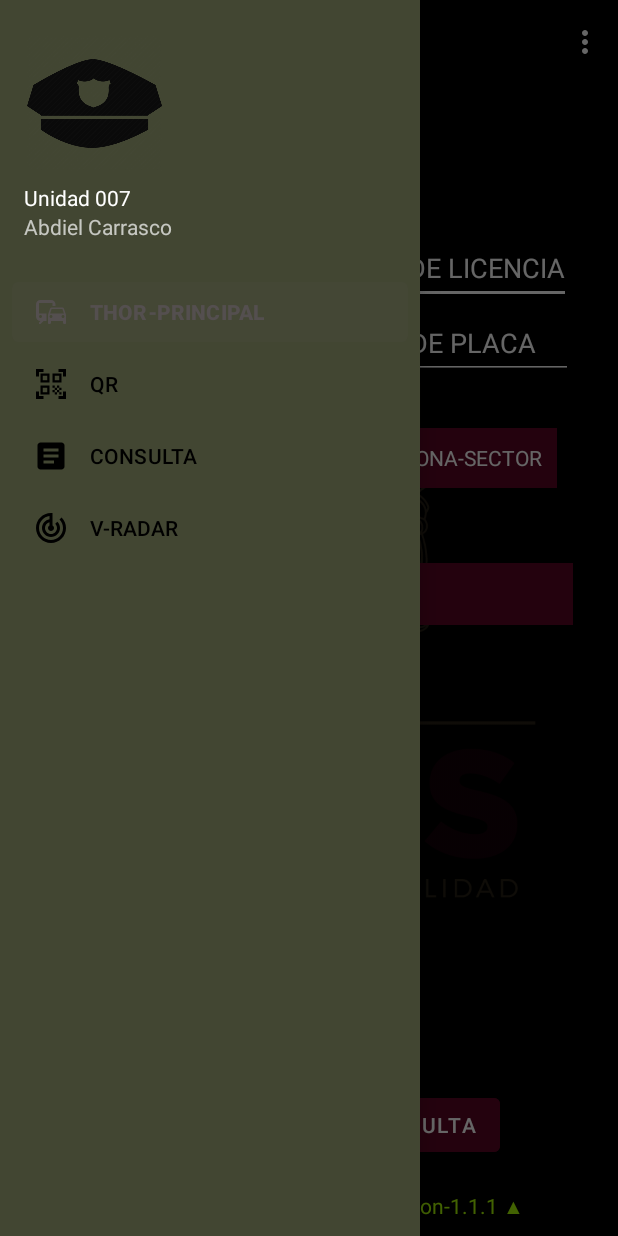
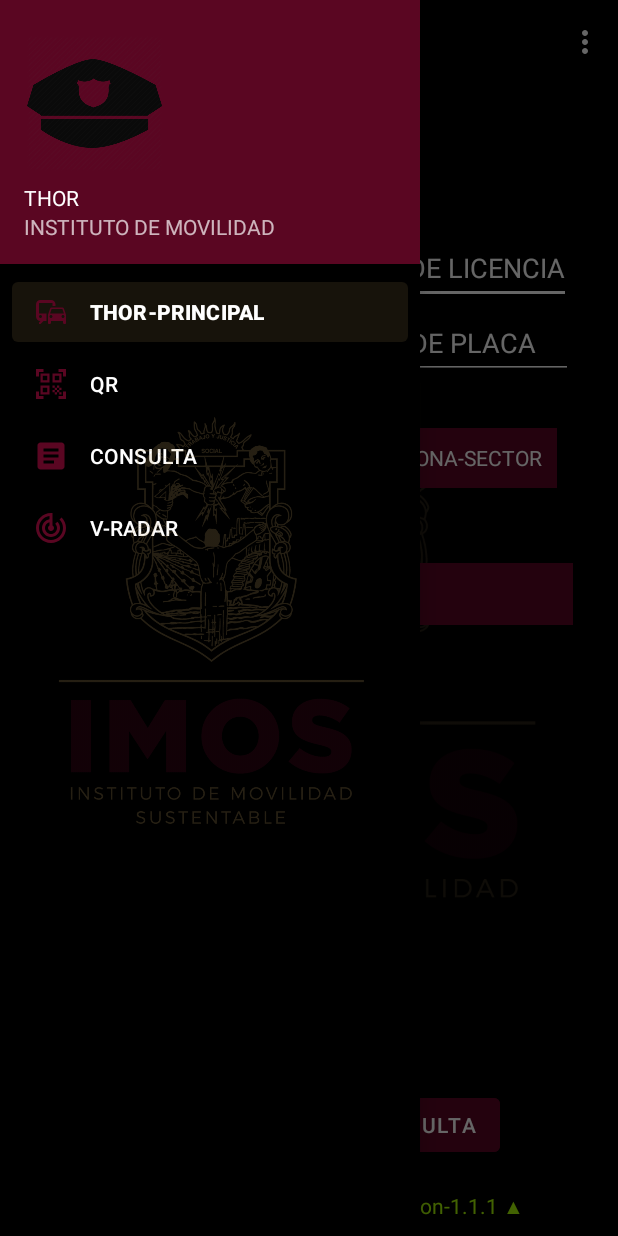
Before and after one commit to t3s30/THOR, an Android app: the Drawer screen opened directly, with no data from a screen before it, with the side drawer open, on a phone screen of 412 x 824 dp. Run offline under Robolectric (Android 15) with nearby library versions, the phone set to English and light mode, and no system bars; our stand-ins replace Volley, navigation-ui; libraries missing offline, so code that uses them is left out: com.google.zxing.integration; network calls fail.

Commit message:
THOR018 - Primera version estable

```diff
--- a/app/src/main/java/app/simov/esparrago/Infracciones.java
+++ b/app/src/main/java/app/simov/esparrago/Infracciones.java
@@ -144,6 +144,7 @@ public class Infracciones extends AppCompatActivity{
     String VENCIMIENTO;
     String NOMBRECOMPLETO;
 
+    String ECONOMICO;
 
     @Override
     protected void onCreate(Bundle savedInstanceState) {
@@ -693,6 +694,7 @@ public class Infracciones extends AppCompatActivity{
                                 tvVigenciaTcInfraccion.setText(VIGENCIA);
                                 Log.d("VIGECNCIA33","Esto es lo que trae la vigencia de transporte publico "+VIGENCIA);
 
+                                ECONOMICO = jsonobject.getString("economico");
 
                             } if(validaEstatus == true){
                                 //Valida si viene de transporte particular.
@@ -865,6 +867,7 @@ public class Infracciones extends AppCompatActivity{
                 Log.d("CUENTA","%%%%%%%%%%%%%%%%%%%%%%%%%%%%%%%%%%%========>"+cuenta);
 
                 params.put("comentarios",comentarios);
+                params.put("numeroEconomico",ECONOMICO);
 
                 return params;
             }
--- a/app/src/main/java/app/simov/esparrago/ui/home/HomeFragment.java
+++ b/app/src/main/java/app/simov/esparrago/ui/home/HomeFragment.java
@@ -47,6 +47,7 @@ import app.simov.esparrago.Infracciones;
 import app.simov.esparrago.R;
 import app.simov.esparrago.WsgobConsulta;
 
+import com.google.android.material.navigation.NavigationView;
 import com.google.zxing.integration.android.IntentIntegrator;
 import com.google.zxing.integration.android.IntentResult;
 
@@ -175,6 +176,9 @@ public class HomeFragment extends Fragment  {
         edtInfraccion5.setVisibility(View.GONE);
         bntQuitar.setVisibility(View.GONE);
 
+        NavigationView navigationView = (NavigationView) root.findViewById(R.id.nav_view);
+
+
 
 
  //Boton Iniciar QR
@@ -258,6 +262,9 @@ public class HomeFragment extends Fragment  {
             delegacionId  = args.getString("delegacionId");
             activo  = args.getString("activo");
             tvUsuario.setText(nombre+" "+username);
+
+
+
 
             tvMunicipio.setText("Tijuana");
           Log.d("USERSID","$$$$$$$$$$$$$$$$$$$$$$$$$$$$$ ESTO ES LO QUE RECOJI DEL USERS ID"+usersId);
--- a/app/src/main/res/layout/activity_drawer.xml
+++ b/app/src/main/res/layout/activity_drawer.xml
@@ -19,7 +19,17 @@
         android:layout_height="match_parent"
         android:layout_gravity="start"
         android:fitsSystemWindows="true"
-        android:background="@color/fondoEsparrago"
+        app:itemTextColor="@color/white"
+        app:itemIconTint="@color/botonLogin"
+        android:background="@color/black"
         app:headerLayout="@layout/nav_header_main"
-        app:menu="@menu/activity_main_drawer" />
+        app:menu="@menu/activity_main_drawer" >
+
+        <ImageView
+            android:id="@+id/imageView2"
+            android:layout_width="wrap_content"
+            android:layout_height="wrap_content"
+            android:alpha=".20"
+            app:srcCompat="@drawable/imos" />
+    </com.google.android.material.navigation.NavigationView>
 </androidx.drawerlayout.widget.DrawerLayout>
--- a/app/src/main/res/layout/nav_header_main.xml
+++ b/app/src/main/res/layout/nav_header_main.xml
@@ -3,7 +3,7 @@
     xmlns:app="http://schemas.android.com/apk/res-auto"
     android:layout_width="match_parent"
     android:layout_height="@dimen/nav_header_height"
-    android:background="@color/fondoEsparrago"
+    android:background="@color/botonLogin"
     android:gravity="bottom"
     android:orientation="vertical"
     android:paddingLeft="@dimen/activity_horizontal_margin"
@@ -21,15 +21,16 @@
         app:srcCompat="@drawable/cop" />
 
     <TextView
+        android:id="@+id/tvDrawerUsername"
         android:layout_width="match_parent"
         android:layout_height="wrap_content"
         android:paddingTop="@dimen/nav_header_vertical_spacing"
-        android:text="@string/nav_header_title"
+        android:text="THOR"
         android:textAppearance="@style/TextAppearance.AppCompat.Body1" />
 
     <TextView
         android:id="@+id/textView"
         android:layout_width="wrap_content"
         android:layout_height="wrap_content"
-        android:text="@string/nav_header_subtitle" />
+        android:text="INSTITUTO DE MOVILIDAD SUSTENTABLE" />
 </LinearLayout>
--- a/app/src/main/res/menu/activity_main_drawer.xml
+++ b/app/src/main/res/menu/activity_main_drawer.xml
@@ -20,5 +20,7 @@
             android:id="@+id/nav_radar"
             android:icon="@drawable/ic_radar"
             android:title="@string/menu_radar" />
+
     </group>
+
 </menu>
--- a/app/src/main/res/values/colors.xml
+++ b/app/src/main/res/values/colors.xml
@@ -1,7 +1,7 @@
 <?xml version="1.0" encoding="utf-8"?>
 <resources>
-    <color name="purple_200">#9bf79b</color>
-    <color name="purple_500">#544f4f</color>
+    <color name="purple_200">#bc9c5f</color>
+    <color name="purple_500">#bc9c5f</color>
     <color name="purple_700">#bc9c5f</color>
     <color name="teal_200">#FF03DAC5</color>
     <color name="teal_700">#FF018786</color>
```
